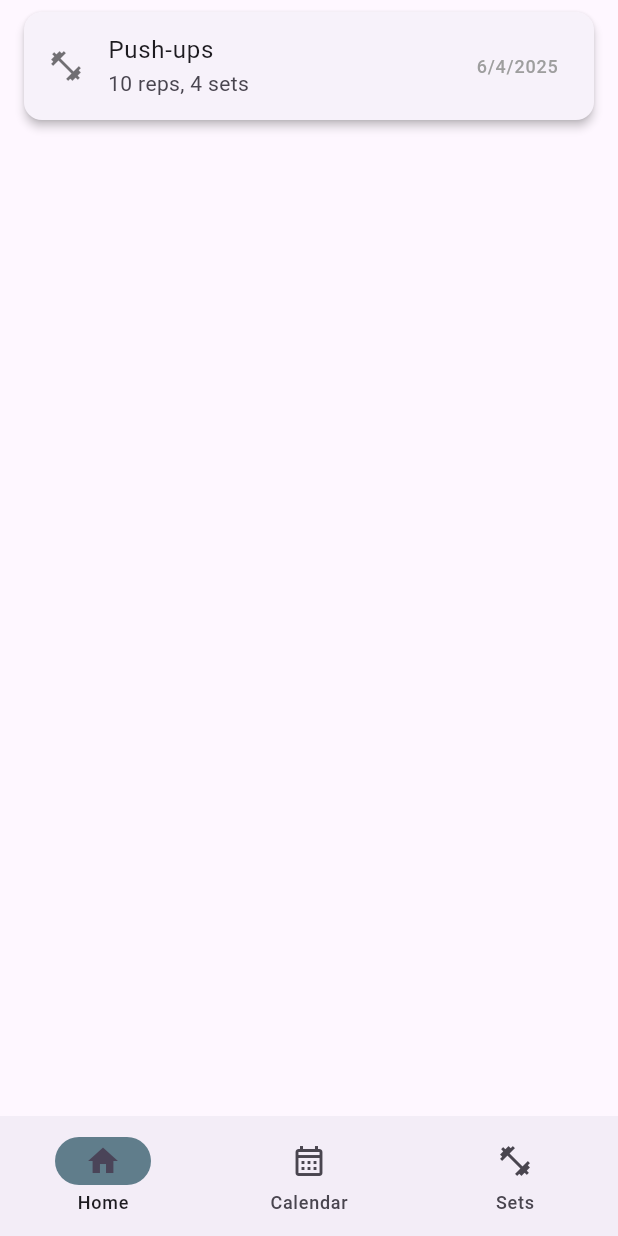
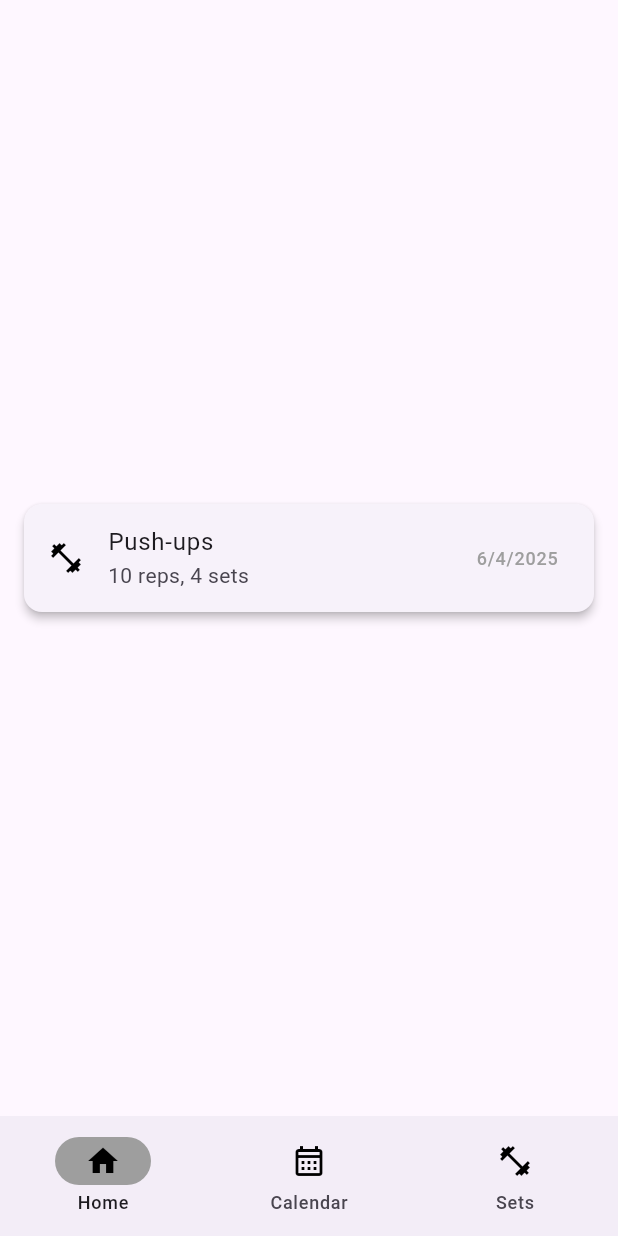
Before and after one commit to Sairusses/Workout-Tracker, a Flutter app: the screen it shows after launch, on a phone screen of 412 x 824 dp. Run offline on Flutter 3.47's test engine with Material 3 defaults, Android fonts, the phone set to English and light mode, and no system bars; our stand-ins replace device_preview.

Commit message:
minor changes 0.1

```diff
--- a/lib/components/workout_card.dart
+++ b/lib/components/workout_card.dart
@@ -30,7 +30,7 @@ class WorkoutCard extends StatelessWidget{
       child: ListTile(
         leading: Icon(
           workout.workoutType == 'reps' ? Icons.fitness_center : Icons.timer,
-          color: Colors.black54
+          color: Colors.black
         ),
         title: Text(workout.title),
         subtitle: workout is RepsWorkout
--- a/lib/home.dart
+++ b/lib/home.dart
@@ -18,21 +18,21 @@ class HomeState extends State<Home>{
           });
         },
         selectedIndex: currentPageIndex,
-        indicatorColor: Colors.blueGrey,
+        indicatorColor: Colors.grey,
         destinations: const <Widget>[
           NavigationDestination(
-            selectedIcon: Icon(Icons.home),
-            icon: Icon(Icons.home_outlined),
+            selectedIcon: Icon(Icons.home, color: Colors.black,),
+            icon: Icon(Icons.home_outlined, color: Colors.black),
             label: 'Home',
           ),
           NavigationDestination(
-            selectedIcon: Icon(Icons.calendar_month_rounded),
-            icon: Icon(Icons.calendar_month_outlined),
+            selectedIcon: Icon(Icons.calendar_month_rounded, color: Colors.black),
+            icon: Icon(Icons.calendar_month_outlined, color: Colors.black),
             label: 'Calendar',
           ),
           NavigationDestination(
-            selectedIcon: Icon(Icons.fitness_center_rounded),
-            icon: Icon(Icons.fitness_center_outlined),
+            selectedIcon: Icon(Icons.fitness_center_rounded, color: Colors.black),
+            icon: Icon(Icons.fitness_center_outlined, color: Colors.black),
             label: 'Sets',
           ),
         ]
--- a/lib/home_screen.dart
+++ b/lib/home_screen.dart
@@ -11,13 +11,15 @@ class HomeScreen extends StatefulWidget{
 class HomeScreenState extends State<HomeScreen>{
   @override
   Widget build(BuildContext context) {
-    return WorkoutCard(workoutMap: <String, dynamic>{
+    return Center(
+      child: WorkoutCard(workoutMap: <String, dynamic>{
         'id': 1,
         'title': 'Push-ups',
         'reps': 10,
         'sets': 4,
         'date': DateTime.now().toString(),
         'type': 'reps',
-    });
+      }),
+    );
   }
 }
```
Lines whose indentation alone changed are shown as unchanged.
